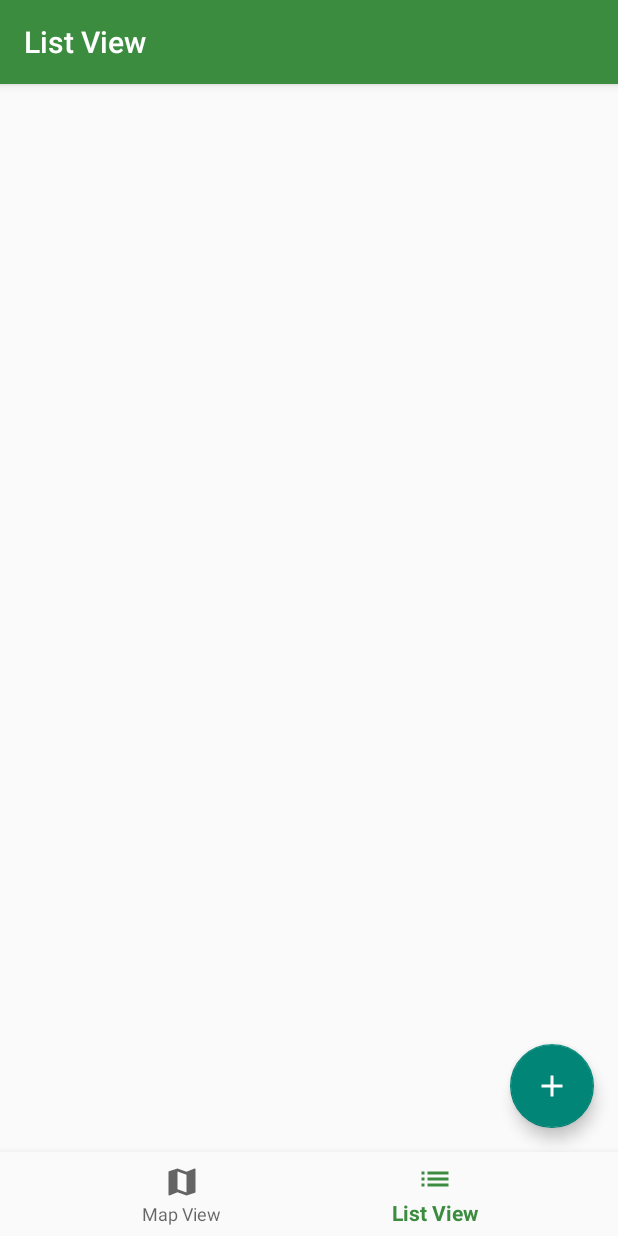
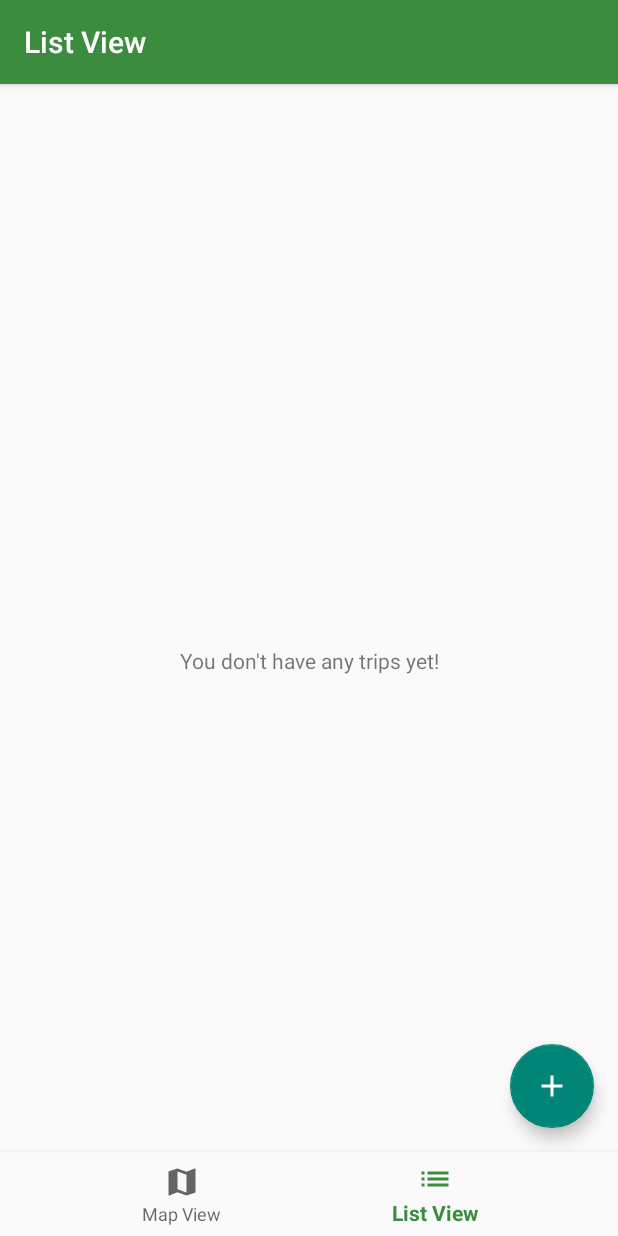
Before and after one commit to LynetteGao/tripper, an Android app: the HomePageListFragment screen opened through its navigation route, on a phone screen of 412 x 824 dp. Run offline under Robolectric (Android 15) with nearby library versions, the phone set to English and light mode, and no system bars; our stand-ins replace Room's generated code, navigation-ui.

Commit message:
made EmptyRecyclerView for displaying message when no trips created

```diff
--- /dev/null
+++ b/app/src/main/java/com/tripper/EmptyRecyclerView.java
@@ -0,0 +1,67 @@
+package com.tripper;
+
+import android.content.Context;
+import android.util.AttributeSet;
+import android.view.View;
+
+import androidx.recyclerview.widget.RecyclerView;
+
+public class EmptyRecyclerView extends RecyclerView {
+    private View emptyView;
+
+    final private AdapterDataObserver observer = new AdapterDataObserver() {
+        @Override
+        public void onChanged() {
+            checkIfEmpty();
+        }
+
+        @Override
+        public void onItemRangeInserted(int positionStart, int itemCount) {
+            checkIfEmpty();
+        }
+
+        @Override
+        public void onItemRangeRemoved(int positionStart, int itemCount) {
+            checkIfEmpty();
+        }
+    };
+
+    public EmptyRecyclerView(Context context) {
+        super(context);
+    }
+
+    public EmptyRecyclerView(Context context, AttributeSet attrs) {
+        super(context, attrs);
+    }
+
+    public EmptyRecyclerView(Context context, AttributeSet attrs, int defStyle) {
+        super(context, attrs, defStyle);
+    }
+
+    void checkIfEmpty() {
+        if (emptyView != null && getAdapter() != null) {
+            final boolean emptyViewVisible = getAdapter().getItemCount() == 0;
+            emptyView.setVisibility(emptyViewVisible ? VISIBLE : GONE);
+            setVisibility(emptyViewVisible ? GONE : VISIBLE);
+        }
+    }
+
+    @Override
+    public void setAdapter(Adapter adapter) {
+        final Adapter oldAdapter = getAdapter();
+        if (oldAdapter != null) {
+            oldAdapter.unregisterAdapterDataObserver(observer);
+        }
+        super.setAdapter(adapter);
+        if (adapter != null) {
+            adapter.registerAdapterDataObserver(observer);
+        }
+
+        checkIfEmpty();
+    }
+
+    public void setEmptyView(View emptyView) {
+        this.emptyView = emptyView;
+        checkIfEmpty();
+    }
+}
--- a/app/src/main/java/com/tripper/ui/homepage/list/HomePageListFragment.java
+++ b/app/src/main/java/com/tripper/ui/homepage/list/HomePageListFragment.java
@@ -4,27 +4,24 @@ import android.os.Bundle;
 import android.view.LayoutInflater;
 import android.view.View;
 import android.view.ViewGroup;
-import android.widget.TextView;
 
 import androidx.annotation.NonNull;
-import androidx.annotation.Nullable;
 import androidx.fragment.app.Fragment;
 import androidx.lifecycle.LiveData;
-import androidx.lifecycle.Observer;
 import androidx.lifecycle.ViewModelProvider;
-import androidx.lifecycle.ViewModelProviders;
 import androidx.recyclerview.widget.LinearLayoutManager;
 import androidx.recyclerview.widget.RecyclerView;
 
 import com.tripper.R;
 import com.tripper.db.entities.Trip;
+import com.tripper.EmptyRecyclerView;
 
 import java.util.List;
 
 public class HomePageListFragment extends Fragment {
 
     private HomePageListViewModel homePageListViewModel;
-    private RecyclerView recyclerView;
+    private EmptyRecyclerView recyclerView;
     private RecyclerView.LayoutManager layoutManager;
     private TripListAdapter adapter;
     private LiveData<List<Trip>> trips;
@@ -43,9 +40,14 @@ public class HomePageListFragment extends Fragment {
 
         trips = homePageListViewModel.getTrips();
         adapter = new TripListAdapter(getContext());
+
+
+        recyclerView = (EmptyRecyclerView) root.findViewById(R.id.tripRecyclerView);
+        recyclerView.setLayoutManager(layoutManager);
+
+        View emptyView = root.findViewById(R.id.txtNoTrips);
+        recyclerView.setEmptyView(emptyView);
         trips.observe(getViewLifecycleOwner(), trips -> adapter.setData(trips));
-        recyclerView = root.findViewById(R.id.tripRecyclerView);
-        recyclerView.setLayoutManager(layoutManager);
         recyclerView.setAdapter(adapter);
 
         return root;
--- a/app/src/main/res/layout/fragment_homepage_list_view.xml
+++ b/app/src/main/res/layout/fragment_homepage_list_view.xml
@@ -7,7 +7,7 @@
     tools:context=".ui.homepage.list.HomePageListFragment">
 
 
-    <androidx.recyclerview.widget.RecyclerView
+    <com.tripper.EmptyRecyclerView
         android:id="@+id/tripRecyclerView"
         android:scrollbars="vertical"
         android:layout_width="match_parent"
@@ -15,4 +15,14 @@
         tools:listitem="@layout/card_trip_list_view"
          />
 
+    <TextView
+        android:id="@+id/txtNoTrips"
+        android:layout_width="wrap_content"
+        android:layout_height="wrap_content"
+        android:text="@string/no_trip_data"
+        app:layout_constraintBottom_toBottomOf="parent"
+        app:layout_constraintEnd_toEndOf="@+id/tripRecyclerView"
+        app:layout_constraintStart_toStartOf="@+id/tripRecyclerView"
+        app:layout_constraintTop_toTopOf="parent" />
+
 </androidx.constraintlayout.widget.ConstraintLayout>
```
